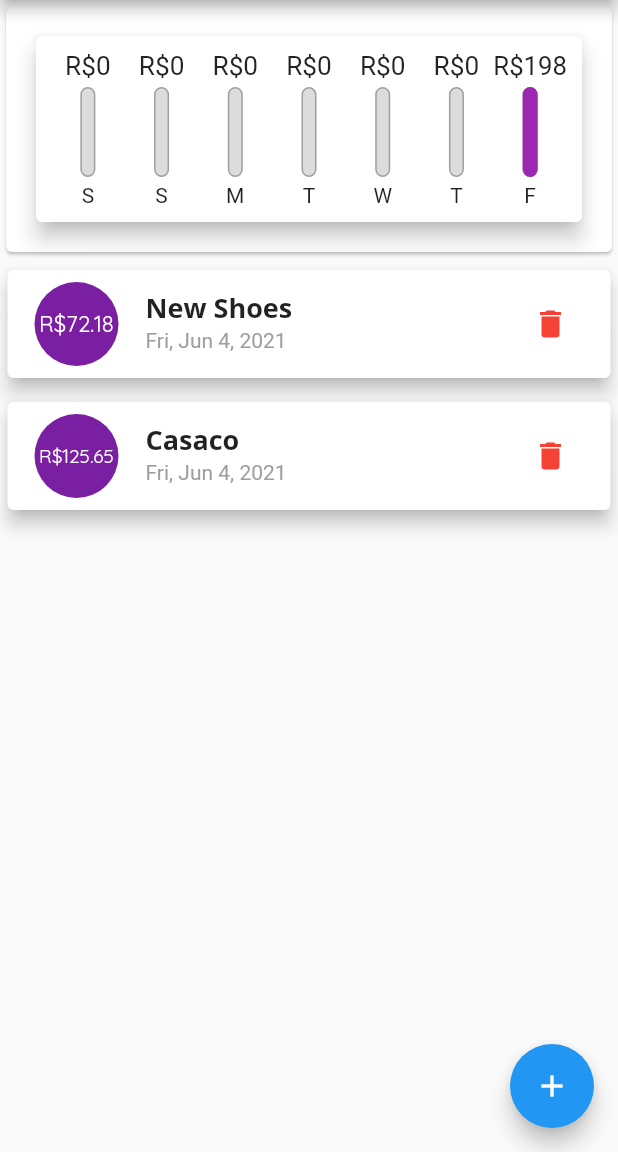
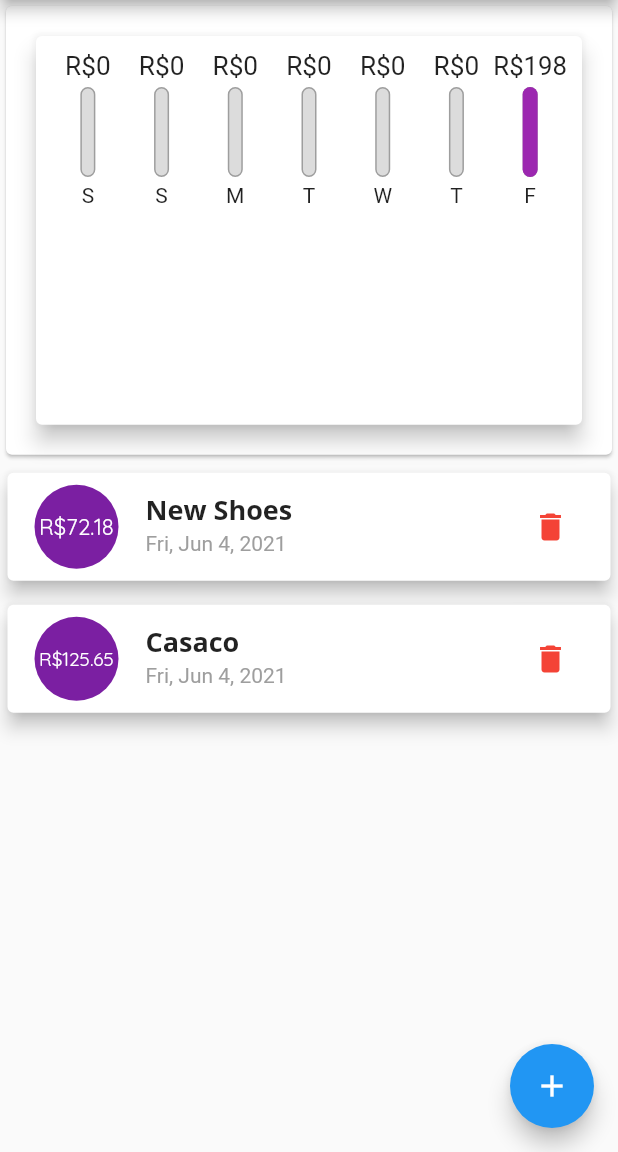
Before and after one commit to khalilpan/flutter-expense_planner, a Flutter app: the screen it shows after launch, on a phone screen of 412 x 824 dp, the part 84-1236 px from its top. Run offline on Flutter 3.47's test engine with Material 2 defaults, Android fonts, the phone set to English and light mode, and no system bars.

Commit message:
Adjusting the size of widgets with size of screen

```diff
--- a/lib/main.dart
+++ b/lib/main.dart
@@ -106,8 +106,7 @@ class _MyAppState extends State<MyHomePage> {
 
   @override
   Widget build(BuildContext context) {
-    return Scaffold(
-      appBar: AppBar(
+    final appBar = AppBar(
       title: Center(
         child: Text('Expense Planner'),
       ),
@@ -117,21 +116,34 @@ class _MyAppState extends State<MyHomePage> {
           icon: Icon(Icons.add),
         ),
       ],
-      ),
+    );
+
+    return Scaffold(
+      appBar: appBar,
       body: SingleChildScrollView(
         child: Column(
           mainAxisAlignment: MainAxisAlignment.start,
           crossAxisAlignment: CrossAxisAlignment.center,
           children: [
             Container(
-              width: double.infinity,
+              height: (MediaQuery.of(context).size.height -
+                      appBar.preferredSize.height -
+                      MediaQuery.of(context).padding.top) *
+                  0.4,
+              // width: double.infinity,
               child: Card(
                 child: Chart(_recentTransactions),
               ),
             ),
-            TransactionList(
+            Container(
+              height: (MediaQuery.of(context).size.height -
+                      appBar.preferredSize.height -
+                      MediaQuery.of(context).padding.top) *
+                  0.6,
+              child: TransactionList(
                   userTransactions: userTransactions,
                   deleteTransaction: _deleteTransaction),
+            ),
           ],
         ),
       ),
--- a/lib/widgets/transaction_list.dart
+++ b/lib/widgets/transaction_list.dart
@@ -13,9 +13,7 @@ class TransactionList extends StatelessWidget {
 //solution with ListView.builder
   @override
   Widget build(BuildContext context) {
-    return Container(
-      height: 370,
-      child: userTransactions.isEmpty
+    return userTransactions.isEmpty
         ? Column(
             // mainAxisAlignment: MainAxisAlignment.spaceEvenly,
             children: [
@@ -129,7 +127,6 @@ class TransactionList extends StatelessWidget {
               // );
             },
             itemCount: userTransactions.length,
-            ),
           );
   }
 }
```
Lines whose indentation alone changed are shown as unchanged.
